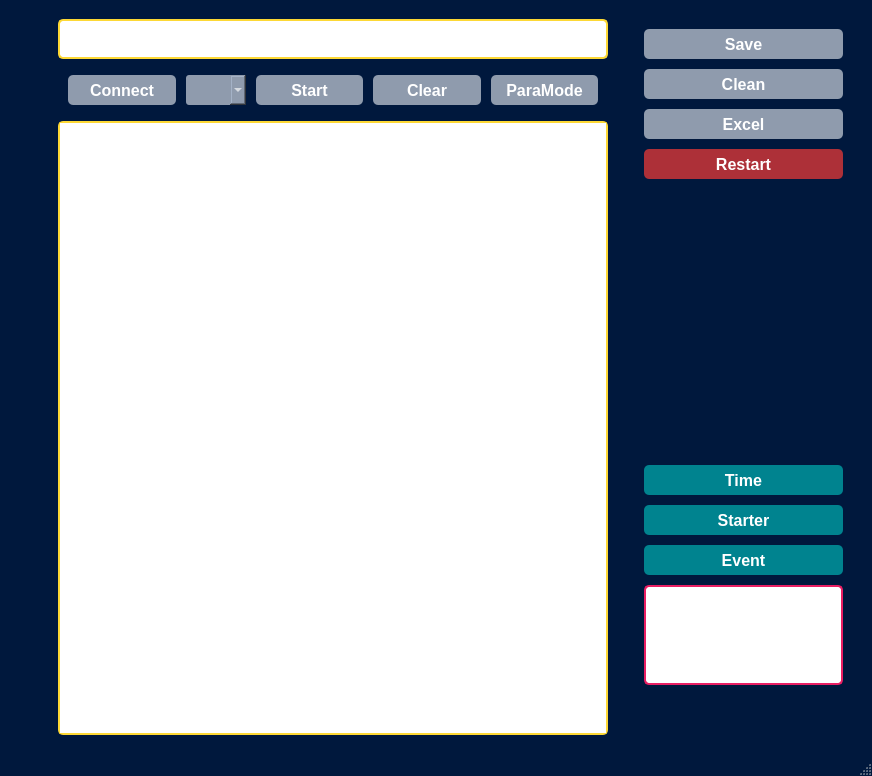
ahmadasmandar/fis_gui, file lunch.ui: the form before one commit.
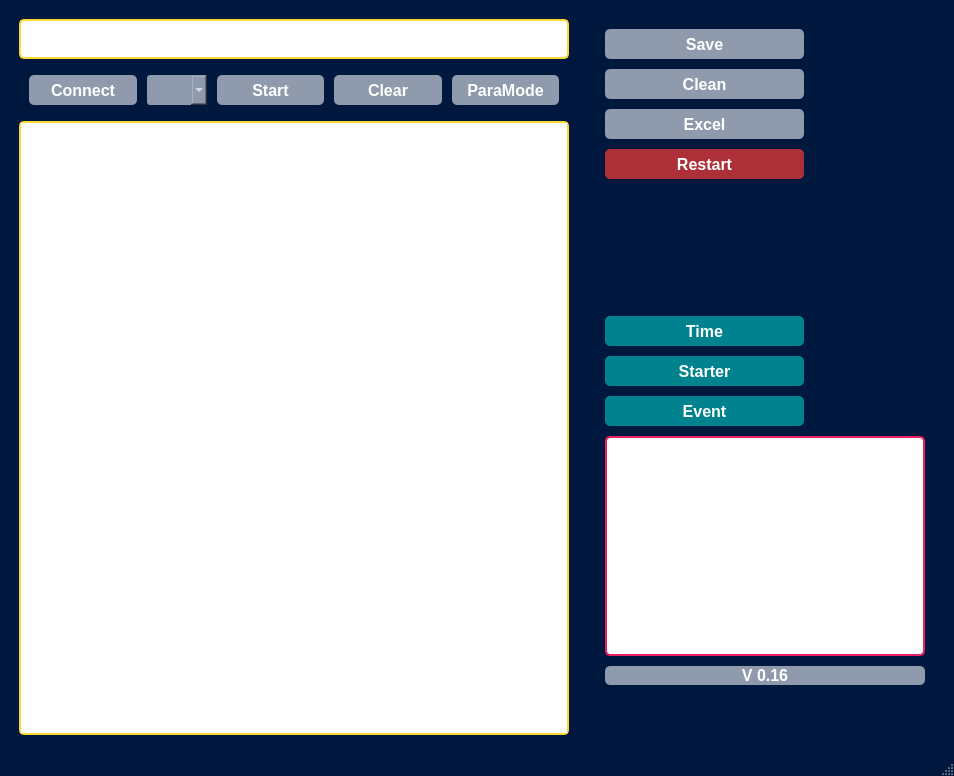
The form after the commit. Icons and pictures are not drawn.

What changed in the file:
```diff
--- a/lunch.ui
+++ b/lunch.ui
@@ -618,14 +618,14 @@
          <widget class="QLabel" name="label">
           <property name="minimumSize">
            <size>
-            <width>160</width>
-            <height>100</height>
+            <width>320</width>
+            <height>220</height>
            </size>
           </property>
           <property name="maximumSize">
            <size>
             <width>16777215</width>
-            <height>100</height>
+            <height>220</height>
            </size>
           </property>
           <property name="styleSheet">
@@ -639,7 +639,32 @@
            <string/>
           </property>
           <property name="pixmap">
-           <pixmap>Logo Kompass.webp</pixmap>
+           <pixmap>logo.jpg</pixmap>
+          </property>
+         </widget>
+        </item>
+        <item>
+         <widget class="QLabel" name="label_2">
+          <property name="font">
+           <font>
+            <pointsize>12</pointsize>
+            <weight>75</weight>
+            <bold>true</bold>
+           </font>
+          </property>
+          <property name="styleSheet">
+           <string notr="true">QLabel{
+  border-radius: 5px;
+  background-color: #8f9bad;
+  color: white;
+}
+</string>
+          </property>
+          <property name="text">
+           <string>V 0.16</string>
+          </property>
+          <property name="alignment">
+           <set>Qt::AlignCenter</set>
           </property>
          </widget>
         </item>
```
